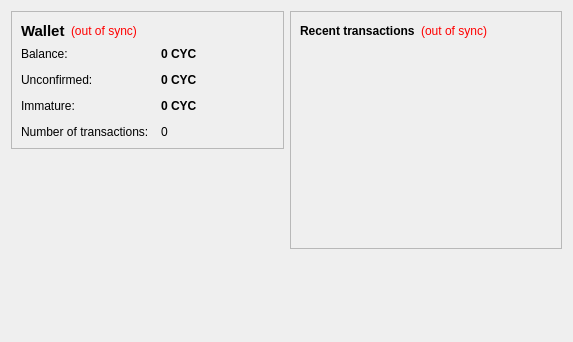
Qt form src/qt/forms/overviewpage.ui (KirkLazerous/Crazycoin) before a commit.
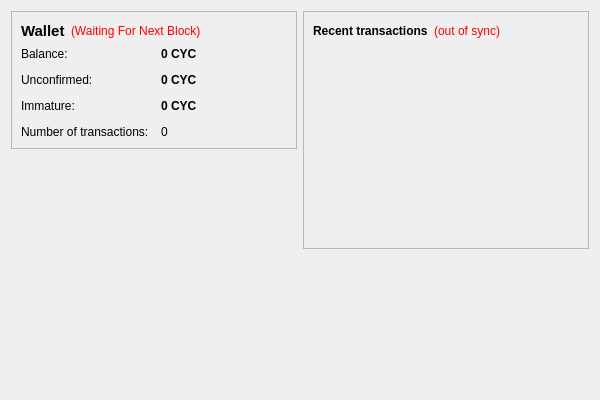
The same form after that commit.

Commit message:
Updated Diff and Block Reward
The difficulty adjustment is now a bit more stable unlike me and the
block rewards will continue on the path of the Crazy.

What changed in the file:
```diff
--- a/src/qt/forms/overviewpage.ui
+++ b/src/qt/forms/overviewpage.ui
@@ -6,8 +6,8 @@
    <rect>
     <x>0</x>
     <y>0</y>
-    <width>573</width>
-    <height>342</height>
+    <width>600</width>
+    <height>400</height>
    </rect>
   </property>
   <property name="windowTitle">
@@ -50,7 +50,7 @@
              <string notr="true">QLabel { color: red; }</string>
             </property>
             <property name="text">
-             <string notr="true">(out of sync)</string>
+             <string notr="true">(Waiting For Next Block)</string>
             </property>
             <property name="alignment">
              <set>Qt::AlignLeading|Qt::AlignLeft|Qt::AlignVCenter</set>
```
The commit also changes 85 other files.
